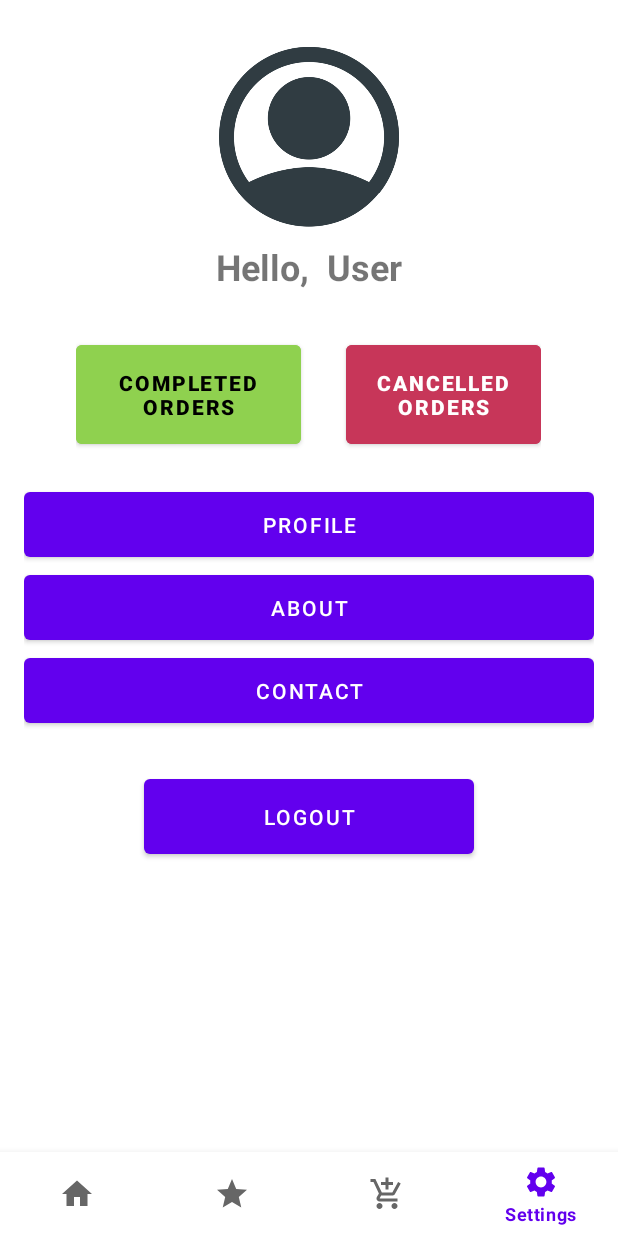
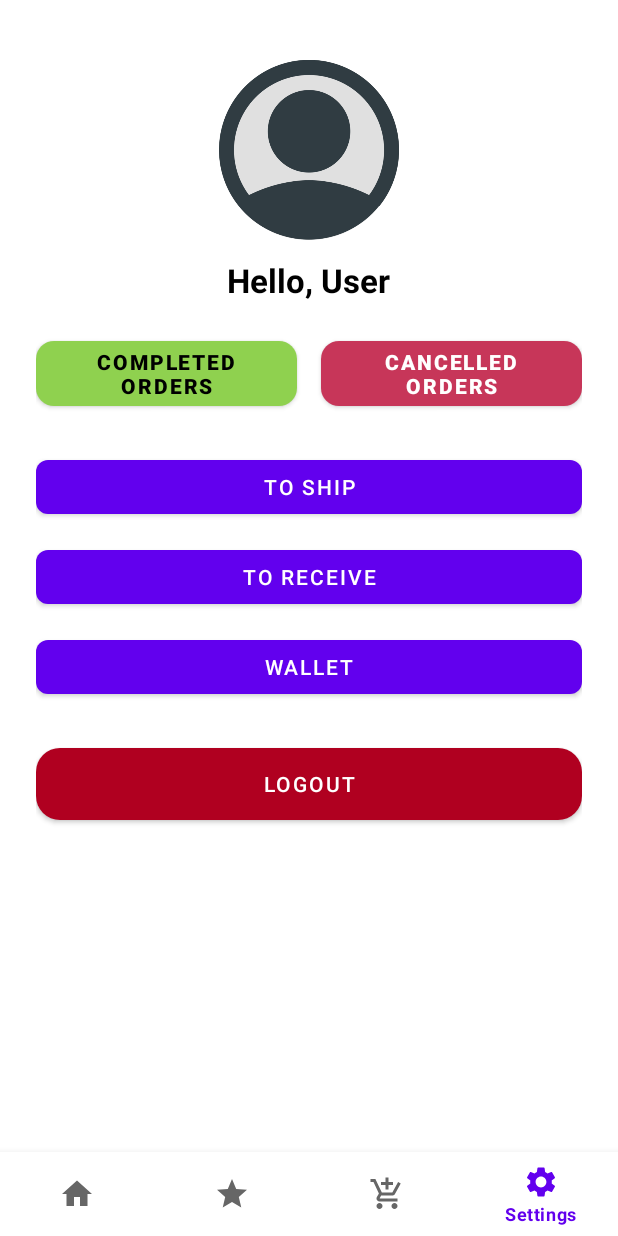
Before and after one commit to marlonpondavilla/PalengkeFirebase, an Android app: the SettingsFragment screen opened through its navigation route, on a phone screen of 412 x 824 dp. Run offline under Robolectric (Android 15) with nearby library versions, the phone set to English and light mode, and no system bars; our stand-ins replace Firebase (no records; nobody signed in at launch, a user with empty details on screens opened directly), navigation-ui; Roboto replaces fonts that are not available here.

Commit message:
implemented logout function

```diff
--- a/app/src/main/java/com/example/palengke/ui/settings/SettingsFragment.java
+++ b/app/src/main/java/com/example/palengke/ui/settings/SettingsFragment.java
@@ -2,6 +2,7 @@ package com.example.palengke.ui.settings;
 
 import androidx.lifecycle.ViewModelProvider;
 
+import android.content.Intent;
 import android.os.Bundle;
 
 import androidx.annotation.NonNull;
@@ -11,12 +12,23 @@ import androidx.fragment.app.Fragment;
 import android.view.LayoutInflater;
 import android.view.View;
 import android.view.ViewGroup;
+import android.widget.Button;
+import android.widget.Toast;
 
+import com.example.palengke.Login;
 import com.example.palengke.R;
+import com.example.palengke.databinding.FragmentSettingsBinding;
+import com.google.android.gms.auth.api.signin.GoogleSignIn;
+import com.google.android.gms.auth.api.signin.GoogleSignInClient;
+import com.google.android.gms.auth.api.signin.GoogleSignInOptions;
+import com.google.firebase.auth.FirebaseAuth;
 
 public class SettingsFragment extends Fragment {
 
     private SettingsViewModel mViewModel;
+    private FragmentSettingsBinding binding;
+    private FirebaseAuth auth;
+    private GoogleSignInClient googleSignInClient;
 
     public static SettingsFragment newInstance() {
         return new SettingsFragment();
@@ -25,14 +37,39 @@ public class SettingsFragment extends Fragment {
     @Override
     public View onCreateView(@NonNull LayoutInflater inflater, @Nullable ViewGroup container,
                              @Nullable Bundle savedInstanceState) {
-        return inflater.inflate(R.layout.fragment_settings, container, false);
+
+        binding = FragmentSettingsBinding.inflate(inflater, container, false);
+        View root = binding.getRoot();
+
+        auth = FirebaseAuth.getInstance();
+
+        GoogleSignInOptions gso = new GoogleSignInOptions.Builder(GoogleSignInOptions.DEFAULT_SIGN_IN)
+                .requestIdToken(getString(R.string.default_web_client_id))
+                .requestEmail()
+                .build();
+        googleSignInClient = GoogleSignIn.getClient(requireActivity(), gso);
+
+        binding.logoutBtn.setOnClickListener(v -> {
+            auth.signOut();
+
+            googleSignInClient.signOut().addOnCompleteListener(requireActivity(), task -> {
+                if (!task.isSuccessful()) {
+                    Toast.makeText(requireActivity(), "Logout failed", Toast.LENGTH_SHORT).show();
+                } else {
+                    Intent logout = new Intent(requireActivity(), Login.class);
+                    startActivity(logout);
+                    requireActivity().finish();
+                    Toast.makeText(requireActivity(), "Logout successfully", Toast.LENGTH_SHORT).show();
+                }
+            });
+        });
+
+        return root;
     }
 
     @Override
     public void onActivityCreated(@Nullable Bundle savedInstanceState) {
         super.onActivityCreated(savedInstanceState);
         mViewModel = new ViewModelProvider(this).get(SettingsViewModel.class);
-        // TODO: Use the ViewModel
     }
-
 }
--- /dev/null
+++ b/app/src/main/res/drawable/circle_background.xml
@@ -0,0 +1,4 @@
+<shape xmlns:android="http://schemas.android.com/apk/res/android"
+    android:shape="oval">
+    <solid android:color="#E0E0E0"/>
+</shape>
--- a/app/src/main/res/layout/activity_login.xml
+++ b/app/src/main/res/layout/activity_login.xml
@@ -31,7 +31,9 @@
             android:layout_centerHorizontal="true"
             android:layout_below="@id/loginTitle"
             android:background="@drawable/edit_text_border"
-            android:hint="Enter username/email" />
+            android:textColor="#F7F7F7"
+            android:textColorHint="#AAAAAA"
+            android:hint="example@test.com" />
 
         <EditText
             android:id="@+id/passwordInput"
@@ -42,7 +44,10 @@
             android:layout_centerHorizontal="true"
             android:inputType="textPassword"
             android:background="@drawable/edit_text_border"
-            android:hint="Enter password"/>
+            android:textColor="#F7F7F7"
+            android:textColorHint="#AAAAAA"
+            android:hint="Enter password" />
+
 
         <Button
             android:id="@+id/loginBtn"
--- a/app/src/main/res/layout/fragment_settings.xml
+++ b/app/src/main/res/layout/fragment_settings.xml
@@ -4,97 +4,121 @@
     xmlns:tools="http://schemas.android.com/tools"
     android:layout_width="match_parent"
     android:layout_height="match_parent"
-    tools:context=".ui.settings.SettingsFragment">
+    tools:context=".ui.settings.SettingsFragment"
+    android:background="@color/white">
+
+    <ScrollView
+        android:layout_width="match_parent"
+        android:layout_height="match_parent">
 
         <LinearLayout
             android:layout_width="match_parent"
-        android:layout_height="match_parent"
+            android:layout_height="wrap_content"
             android:orientation="vertical"
-        android:padding="16dp"
-        android:gravity="center_horizontal">
+            android:padding="24dp"
+            android:gravity="center_horizontal"
+            android:background="@color/white">
 
-        <!-- ConstraintLayout containing ImageView -->
+            <!-- Profile Image -->
             <androidx.constraintlayout.widget.ConstraintLayout
-            android:layout_width="wrap_content"
-            android:layout_height="wrap_content"
-            android:backgroundTint="@color/black">
+                android:layout_width="match_parent"
+                android:layout_height="wrap_content">
 
                 <ImageView
                     android:id="@+id/userImage"
-                android:layout_width="wrap_content"
+                    android:layout_width="120dp"
                     android:layout_height="120dp"
-                android:layout_marginTop="15dp"
+                    android:layout_marginTop="16dp"
                     android:src="@drawable/user"
+                    android:contentDescription="User profile image"
+                    android:scaleType="centerCrop"
+                    android:background="@drawable/circle_background"
                     app:layout_constraintTop_toTopOf="parent"
                     app:layout_constraintStart_toStartOf="parent"
-                app:layout_constraintEnd_toEndOf="parent"/>
+                    app:layout_constraintEnd_toEndOf="parent" />
             </androidx.constraintlayout.widget.ConstraintLayout>
 
+            <!-- Welcome Text -->
             <TextView
                 android:layout_width="wrap_content"
                 android:layout_height="wrap_content"
-            android:text="Hello,  User"
-            android:layout_marginTop="10dp"
-            android:layout_marginBottom="20dp"
+                android:text="Hello, User"
+                android:textSize="22sp"
                 android:textStyle="bold"
-            android:textSize="24dp"/>
+                android:textColor="@color/black"
+                android:layout_marginTop="12dp"
+                android:layout_marginBottom="20dp" />
 
+            <!-- Order Buttons -->
             <LinearLayout
-            android:layout_width="wrap_content"
+                android:layout_width="match_parent"
                 android:layout_height="wrap_content"
-            android:layout_marginTop="10dp"
-            android:layout_gravity="center"
-            android:layout_marginBottom="20dp">
+                android:orientation="horizontal"
+                android:gravity="center"
+                android:layout_marginBottom="24dp">
 
-            <Button
+                <com.google.android.material.button.MaterialButton
                     android:id="@+id/completedOrdersButton"
-                android:layout_width="150dp"
+                    android:layout_width="0dp"
+                    android:layout_weight="1"
                     android:layout_height="wrap_content"
                     android:text="Completed Orders"
-                android:backgroundTint="#8FD14F"
                     android:textColor="@color/black"
-                android:padding="15dp"
                     android:textStyle="bold"
-                android:layout_marginRight="30dp"/>
+                    app:cornerRadius="12dp"
+                    app:backgroundTint="#8FD14F"
+                    android:layout_marginEnd="8dp"
+                    android:elevation="4dp" />
 
-            <Button
+                <com.google.android.material.button.MaterialButton
                     android:id="@+id/cancelledOrdersButton"
-                android:layout_width="130dp"
-                android:padding="15dp"
-                android:backgroundTint="#C73659"
+                    android:layout_width="0dp"
+                    android:layout_weight="1"
+                    android:layout_height="wrap_content"
+                    android:text="Cancelled Orders"
+                    android:textColor="@color/white"
                     android:textStyle="bold"
-                android:layout_height="wrap_content"
-                android:text="Cancelled Orders"/>
+                    app:cornerRadius="12dp"
+                    app:backgroundTint="#C73659"
+                    android:layout_marginStart="8dp"
+                    android:elevation="4dp" />
             </LinearLayout>
 
-        <Button
+            <!-- Navigation Buttons -->
+            <com.google.android.material.button.MaterialButton
                 android:layout_width="match_parent"
                 android:layout_height="wrap_content"
-            android:padding="12dp"
-            android:text="Profile"/>
+                android:text="To ship"
+                app:cornerRadius="8dp"
+                android:layout_marginBottom="12dp"
+                android:elevation="2dp" />
 
-        <Button
+            <com.google.android.material.button.MaterialButton
                 android:layout_width="match_parent"
                 android:layout_height="wrap_content"
-            android:padding="12dp"
-            android:text="About"/>
+                android:text="To receive"
+                app:cornerRadius="8dp"
+                android:layout_marginBottom="12dp"
+                android:elevation="2dp" />
 
-        <Button
+            <com.google.android.material.button.MaterialButton
                 android:layout_width="match_parent"
                 android:layout_height="wrap_content"
-            android:padding="12dp"
-            android:text="Contact"/>
+                android:text="Wallet"
+                app:cornerRadius="8dp"
+                android:layout_marginBottom="24dp"
+                android:elevation="2dp" />
 
-        <Button
+            <!-- Logout Button -->
+            <com.google.android.material.button.MaterialButton
+                android:id="@+id/logoutBtn"
                 android:layout_width="match_parent"
-            android:layout_height="wrap_content"
-            android:layout_marginHorizontal="80dp"
-            android:layout_marginTop="25dp"
-            android:padding="15dp"
-            android:text="Logout"/>
-
+                android:layout_height="60dp"
+                android:text="Logout"
+                app:cornerRadius="16dp"
+                android:textColor="@color/white"
+                app:backgroundTint="@color/design_default_color_error"
+                android:elevation="4dp" />
         </LinearLayout>
-
-
-
+    </ScrollView>
 </FrameLayout>
```
Lines whose indentation alone changed are shown as unchanged.
